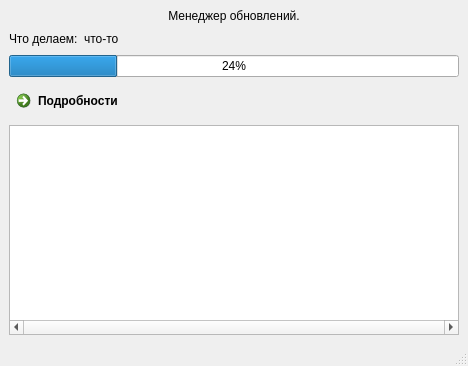
First picture: the form in mainwindow.ui, repository Riflio/Updatus, before the edit.
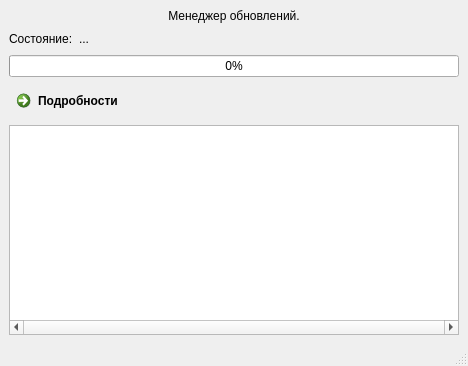
Second picture: the form after the edit.

Diff of the .ui file:
```diff
--- a/mainwindow.ui
+++ b/mainwindow.ui
@@ -57,14 +57,14 @@
       <item>
        <widget class="QLabel" name="lblCurrentActionDescr">
         <property name="text">
-         <string>Что делаем:</string>
+         <string>Состояние:</string>
         </property>
        </widget>
       </item>
       <item>
        <widget class="QLabel" name="lblCurrentAction">
         <property name="text">
-         <string>что-то</string>
+         <string>...</string>
         </property>
        </widget>
       </item>
@@ -86,7 +86,7 @@
     <item>
      <widget class="QProgressBar" name="progress">
       <property name="value">
-       <number>24</number>
+       <number>0</number>
       </property>
      </widget>
     </item>
```
